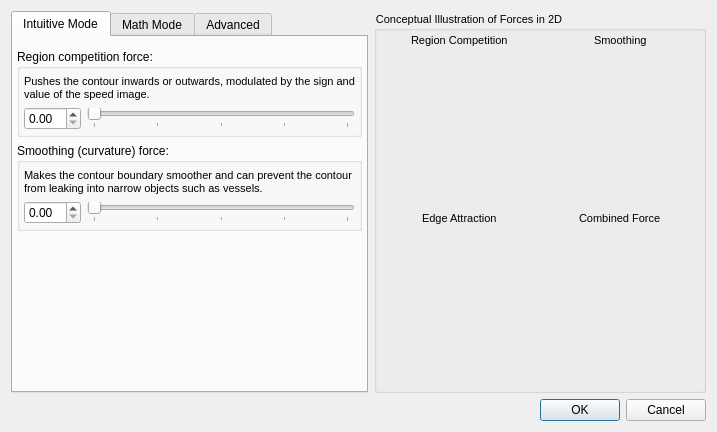
Before: the Qt Designer form GUI/Qt/Windows/SnakeParameterDialog.ui in pyushkevich/itksnap, drawn with Qt 5.
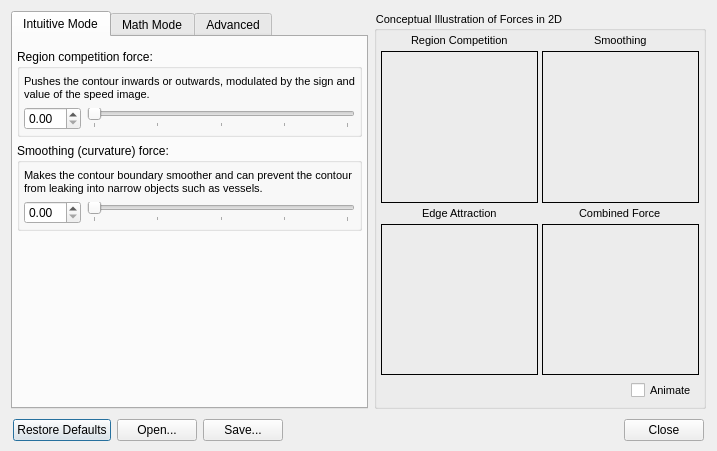
After: the same form once the commit is applied. Icons and pictures are not drawn. Custom widgets are drawn as their Qt base class.

Commit message: Improved the behavior of the snake parameters dialog, added animation, IO, restore defaults options

Patch:
```diff
--- a/GUI/Qt/Windows/SnakeParameterDialog.ui
+++ b/GUI/Qt/Windows/SnakeParameterDialog.ui
@@ -7,13 +7,19 @@
     <x>0</x>
     <y>0</y>
     <width>717</width>
-    <height>432</height>
+    <height>451</height>
    </rect>
   </property>
   <property name="windowTitle">
    <string>Active Contour Evolution Parameters - ITK-SNAP</string>
   </property>
   <layout class="QGridLayout" name="gridLayout">
+   <property name="bottomMargin">
+    <number>8</number>
+   </property>
+   <property name="verticalSpacing">
+    <number>8</number>
+   </property>
    <item row="0" column="1">
     <widget class="QGroupBox" name="groupBox">
      <property name="sizePolicy">
@@ -34,7 +40,7 @@
      <property name="title">
       <string>Conceptual Illustration of Forces in 2D</string>
      </property>
-     <layout class="QGridLayout" name="gridLayout_10" rowstretch="0,1,0,1">
+     <layout class="QGridLayout" name="gridLayout_10" rowstretch="0,1,0,0,1,0">
       <property name="margin">
        <number>4</number>
       </property>
@@ -55,49 +61,133 @@
         </property>
        </widget>
       </item>
-      <item row="1" column="0">
-       <widget class="QtSimpleOpenGLBox" name="boxForceAlpha" native="true">
-        <property name="styleSheet">
-         <string notr="true">border:1px black solid;</string>
-        </property>
-       </widget>
-      </item>
-      <item row="1" column="1">
-       <widget class="QtSimpleOpenGLBox" name="boxForceBeta" native="true"/>
-      </item>
-      <item row="2" column="0" alignment="Qt::AlignHCenter">
+      <item row="3" column="0" alignment="Qt::AlignHCenter">
        <widget class="QLabel" name="label_9">
         <property name="text">
          <string>Edge Attraction</string>
         </property>
        </widget>
       </item>
-      <item row="2" column="1" alignment="Qt::AlignHCenter">
+      <item row="3" column="1" alignment="Qt::AlignHCenter">
        <widget class="QLabel" name="label_11">
         <property name="text">
          <string>Combined Force</string>
         </property>
        </widget>
       </item>
-      <item row="3" column="0">
-       <widget class="QtSimpleOpenGLBox" name="boxForceGamma" native="true"/>
+      <item row="1" column="0">
+       <widget class="QFrame" name="frame">
+        <property name="frameShape">
+         <enum>QFrame::Box</enum>
+        </property>
+        <property name="frameShadow">
+         <enum>QFrame::Plain</enum>
+        </property>
+        <layout class="QVBoxLayout" name="verticalLayout_9">
+         <property name="margin">
+          <number>0</number>
+         </property>
+         <item>
+          <widget class="QtSimpleOpenGLBox" name="boxForceAlpha" native="true">
+           <property name="styleSheet">
+            <string notr="true">border:1px black solid;</string>
+           </property>
+          </widget>
+         </item>
+        </layout>
+       </widget>
       </item>
-      <item row="3" column="1">
-       <widget class="QtSimpleOpenGLBox" name="boxForceTotal" native="true"/>
+      <item row="1" column="1">
+       <widget class="QFrame" name="frame_2">
+        <property name="frameShape">
+         <enum>QFrame::Box</enum>
+        </property>
+        <property name="frameShadow">
+         <enum>QFrame::Plain</enum>
+        </property>
+        <layout class="QVBoxLayout" name="verticalLayout_10">
+         <property name="margin">
+          <number>0</number>
+         </property>
+         <item>
+          <widget class="QtSimpleOpenGLBox" name="boxForceBeta" native="true">
+           <property name="styleSheet">
+            <string notr="true">border:1px black solid;</string>
+           </property>
+          </widget>
+         </item>
+        </layout>
+       </widget>
+      </item>
+      <item row="4" column="0">
+       <widget class="QFrame" name="frame_3">
+        <property name="frameShape">
+         <enum>QFrame::Box</enum>
+        </property>
+        <property name="frameShadow">
+         <enum>QFrame::Plain</enum>
+        </property>
+        <layout class="QVBoxLayout" name="verticalLayout_11">
+         <property name="margin">
+          <number>0</number>
+         </property>
+         <item>
+          <widget class="QtSimpleOpenGLBox" name="boxForceGamma" native="true">
+           <property name="styleSheet">
+            <string notr="true">border:1px black solid;</string>
+           </property>
+          </widget>
+         </item>
+        </layout>
+       </widget>
+      </item>
+      <item row="4" column="1">
+       <widget class="QFrame" name="frame_4">
+        <property name="frameShape">
+         <enum>QFrame::Box</enum>
+        </property>
+        <property name="frameShadow">
+         <enum>QFrame::Plain</enum>
+        </property>
+        <layout class="QVBoxLayout" name="verticalLayout_12">
+         <property name="margin">
+          <number>0</number>
+         </property>
+         <item>
+          <widget class="QtSimpleOpenGLBox" name="boxForceTotal" native="true">
+           <property name="styleSheet">
+            <string notr="true">border:1px black solid;</string>
+           </property>
+          </widget>
+         </item>
+        </layout>
+       </widget>
+      </item>
+      <item row="5" column="0" colspan="2" alignment="Qt::AlignRight">
+       <widget class="QWidget" name="widget" native="true">
+        <property name="minimumSize">
+         <size>
+          <width>0</width>
+          <height>20</height>
+         </size>
+        </property>
+        <layout class="QHBoxLayout" name="horizontalLayout">
+         <property name="margin">
+          <number>2</number>
+         </property>
+         <item>
+          <widget class="QCheckBox" name="chkAnimate">
+           <property name="text">
+            <string>Animate</string>
+           </property>
+          </widget>
+         </item>
+        </layout>
+       </widget>
       </item>
      </layout>
     </widget>
    </item>
-   <item row="1" column="0" colspan="2">
-    <widget class="QDialogButtonBox" name="buttonBox">
-     <property name="orientation">
-      <enum>Qt::Horizontal</enum>
-     </property>
-     <property name="standardButtons">
-      <set>QDialogButtonBox::Cancel|QDialogButtonBox::Ok</set>
-     </property>
-    </widget>
-   </item>
    <item row="0" column="0">
     <widget class="QTabWidget" name="tabWidget">
      <property name="maximumSize">
@@ -805,6 +895,65 @@
      </widget>
     </widget>
    </item>
+   <item row="1" column="0" colspan="2">
+    <widget class="QWidget" name="widget_2" native="true">
+     <property name="minimumSize">
+      <size>
+       <width>0</width>
+       <height>20</height>
+      </size>
+     </property>
+     <layout class="QHBoxLayout" name="horizontalLayout_2">
+      <property name="spacing">
+       <number>6</number>
+      </property>
+      <property name="margin">
+       <number>2</number>
+      </property>
+      <item>
+       <widget class="QPushButton" name="btnRestore">
+        <property name="text">
+         <string>Restore Defaults</string>
+        </property>
+       </widget>
+      </item>
+      <item>
+       <widget class="QPushButton" name="btnOpen">
+        <property name="text">
+         <string>Open...</string>
+        </property>
+       </widget>
+      </item>
+      <item>
+       <widget class="QPushButton" name="btnSave">
+        <property name="text">
+         <string>Save...</string>
+        </property>
+       </widget>
+      </item>
+      <item>
+       <spacer name="horizontalSpacer">
+        <property name="orientation">
+         <enum>Qt::Horizontal</enum>
+        </property>
+        <property name="sizeHint" stdset="0">
+         <size>
+          <width>40</width>
+          <height>20</height>
+         </size>
+        </property>
+       </spacer>
+      </item>
+      <item>
+       <widget class="QPushButton" name="btnClose">
+        <property name="text">
+         <string>Close</string>
+        </property>
+       </widget>
+      </item>
+     </layout>
+    </widget>
+   </item>
   </layout>
  </widget>
  <customwidgets>
```
Left out of the diff: 54 changed lines with no effect on the pictures. The commit also changes 7 other files.
